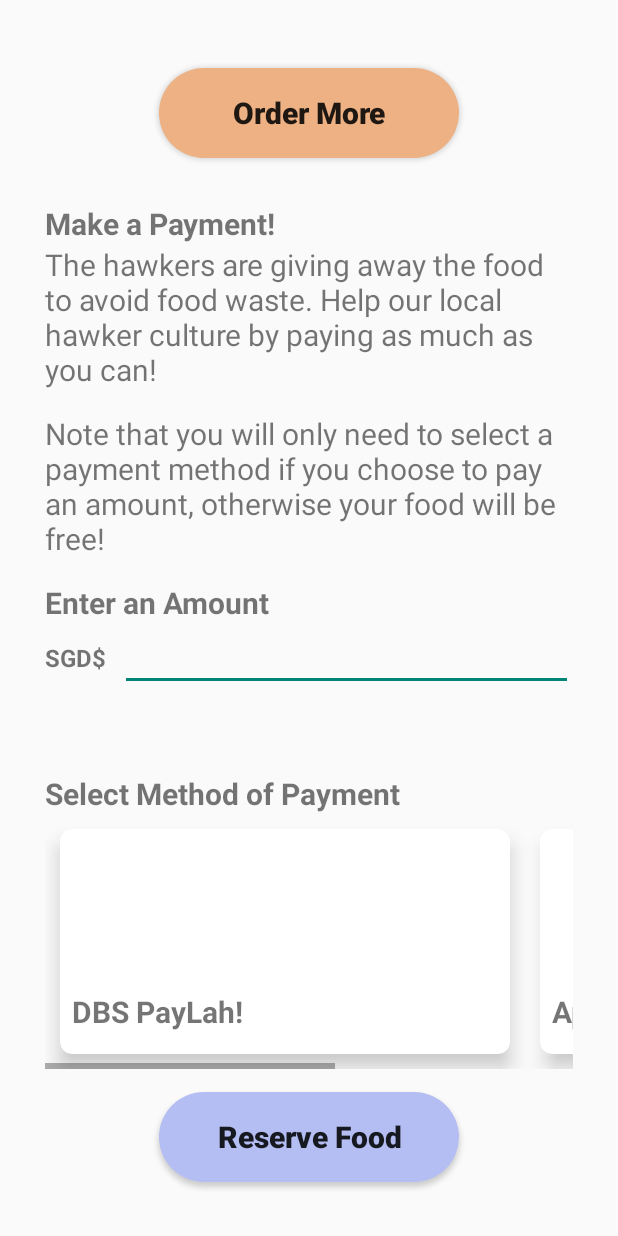
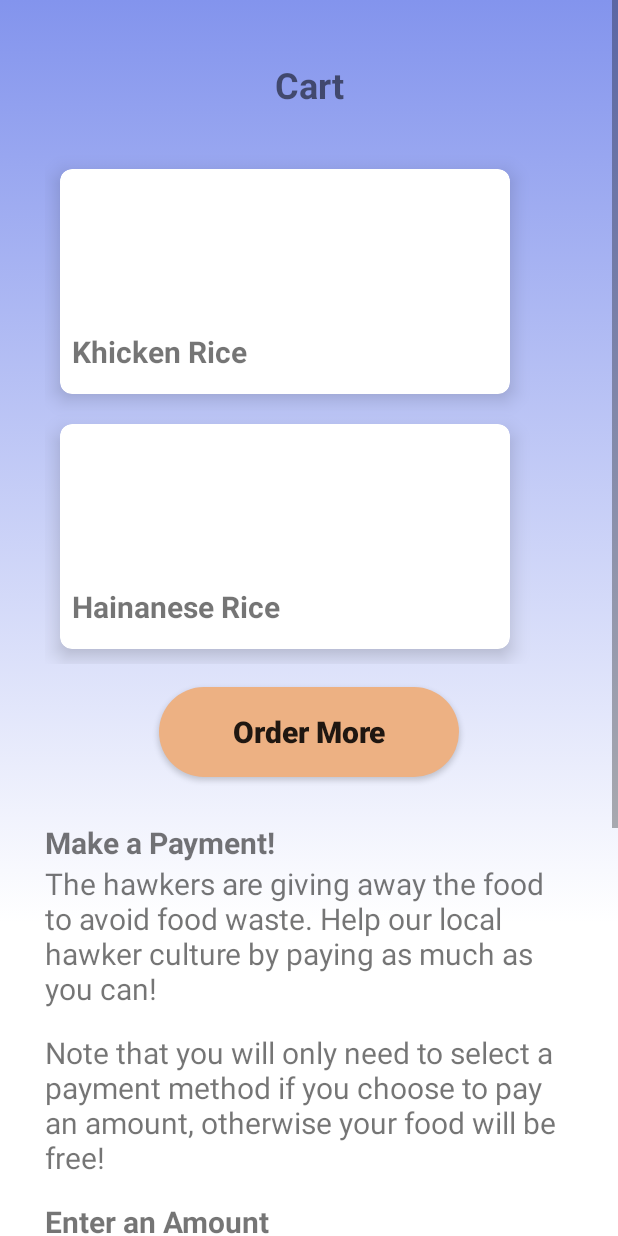
Before and after one commit to elyssatanxy/hawkergogo, an Android app: the screen it shows after launch (Cart before the commit, CartPayment after it), after a tap on "GO TO CART", on a phone screen of 412 x 824 dp. Run offline under Robolectric (Android 15) with nearby library versions, the phone set to English and light mode, and no system bars.

Commit message:
vertical scroll

```diff
--- a/app/src/main/AndroidManifest.xml
+++ b/app/src/main/AndroidManifest.xml
@@ -33,7 +33,7 @@
                 <action android:name="android.intent.action.MAIN" />
             </intent-filter>
         </activity>
-        <activity android:name=".Cart"
+        <activity android:name=".CartPayment"
             android:label="Cart"
             android:theme="@style/Theme.AppCompat.DayNight.NoActionBar">
         </activity>
--- a/app/src/main/java/com/example/hawkergogo/Cart.java
+++ /dev/null
@@ -1,64 +0,0 @@
-package com.example.hawkergogo;
-
-import android.os.Bundle;
-
-import androidx.appcompat.app.AppCompatActivity;
-import androidx.recyclerview.widget.LinearLayoutManager;
-import androidx.recyclerview.widget.RecyclerView;
-
-import java.util.ArrayList;
-
-public class Cart extends AppCompatActivity {
-    RecyclerView recyclerView;
-    RecyclerView.LayoutManager RecyclerViewLayoutManager;
-    LinearLayoutManager HorizontalLayout;
-    ArrayList<String> source;
-    Adapter adapter;
-
-    @Override
-    protected void onCreate(Bundle savedInstanceState)
-    {
-        super.onCreate(savedInstanceState);
-        setContentView(R.layout.cart);
-
-        // initialisation with id's
-        recyclerView
-                = (RecyclerView)findViewById(
-                R.id.recycler);
-        RecyclerViewLayoutManager
-                = new LinearLayoutManager(
-                getApplicationContext());
-
-        // Set LayoutManager on Recycler View
-        recyclerView.setLayoutManager(
-                RecyclerViewLayoutManager);
-
-        // Adding items to RecyclerView.
-        AddItemsToRecyclerViewArrayList();
-
-        // calling constructor of adapter
-        // with source list as a parameter
-        adapter = new Adapter(source);
-
-        // Set Horizontal Layout Manager
-        // for Recycler view
-        HorizontalLayout
-                = new LinearLayoutManager(
-                Cart.this,
-                LinearLayoutManager.HORIZONTAL,
-                false);
-        recyclerView.setLayoutManager(HorizontalLayout);
-
-        // Set adapter on recycler view
-        recyclerView.setAdapter(adapter);
-    }
-
-    // Function to add items in RecyclerView.
-    public void AddItemsToRecyclerViewArrayList()
-    {
-        // Adding items to ArrayList
-        source = new ArrayList<>();
-        source.add("DBS PayLah!");
-        source.add("Apple Pay");
-    }
-}
--- /dev/null
+++ b/app/src/main/java/com/example/hawkergogo/CartPayment.java
@@ -0,0 +1,74 @@
+package com.example.hawkergogo;
+
+import android.os.Bundle;
+
+import androidx.appcompat.app.AppCompatActivity;
+import androidx.recyclerview.widget.LinearLayoutManager;
+import androidx.recyclerview.widget.RecyclerView;
+
+import java.util.ArrayList;
+
+public class CartPayment extends AppCompatActivity {
+    RecyclerView paymentRecycler;
+    RecyclerView.LayoutManager paymentRecyclerViewLayoutManager;
+    LinearLayoutManager horizontalLayout;
+    ArrayList<String> paymentSource;
+    Adapter paymentAdapter;
+
+    RecyclerView itemsRecycler;
+    RecyclerView.LayoutManager itemsRecyclerViewLayoutManager;
+    LinearLayoutManager verticalLayout;
+    ArrayList<String> itemsSource;
+    Adapter itemsAdapter;
+
+    @Override
+    protected void onCreate(Bundle savedInstanceState) {
+        super.onCreate(savedInstanceState);
+        setContentView(R.layout.cart);
+
+        // initialisation with id's
+        paymentRecycler = (RecyclerView) findViewById(R.id.paymentRecycler);
+        paymentRecyclerViewLayoutManager = new LinearLayoutManager(getApplicationContext());
+
+        itemsRecycler = (RecyclerView) findViewById(R.id.itemsRecycler);
+        itemsRecyclerViewLayoutManager = new LinearLayoutManager(getApplicationContext());
+
+        // Set LayoutManager on Recycler View
+        paymentRecycler.setLayoutManager(paymentRecyclerViewLayoutManager);
+        itemsRecycler.setLayoutManager(itemsRecyclerViewLayoutManager);
+
+        // Adding items to RecyclerView.
+        addItemsToPaymentRecyclerViewArrayList();
+        addItemsToItemsRecyclerViewArrayList();
+
+        paymentAdapter = new Adapter(paymentSource);
+        itemsAdapter = new Adapter(itemsSource);
+
+        // Set Horizontal Layout Manager
+        // for Recycler view
+        horizontalLayout = new LinearLayoutManager(CartPayment.this, LinearLayoutManager.HORIZONTAL, false);
+        paymentRecycler.setLayoutManager(horizontalLayout);
+
+        verticalLayout = new LinearLayoutManager(CartPayment.this, LinearLayoutManager.VERTICAL, false);
+        itemsRecycler.setLayoutManager(verticalLayout);
+
+        // Set adapter on recycler view
+        paymentRecycler.setAdapter(paymentAdapter);
+        itemsRecycler.setAdapter(itemsAdapter);
+    }
+
+    // Function to add items in RecyclerView.
+    public void addItemsToPaymentRecyclerViewArrayList() {
+        // Adding items to ArrayList
+        paymentSource = new ArrayList<>();
+        paymentSource.add("DBS PayLah!");
+        paymentSource.add("Apple Pay");
+    }
+
+    public void addItemsToItemsRecyclerViewArrayList() {
+        // Adding items to ArrayList
+        itemsSource = new ArrayList<>();
+        itemsSource.add("Khicken Rice");
+        itemsSource.add("Hainanese Rice");
+    }
+}
--- a/app/src/main/java/com/example/hawkergogo/MainActivity.java
+++ b/app/src/main/java/com/example/hawkergogo/MainActivity.java
@@ -3,9 +3,7 @@ package com.example.hawkergogo;
 import androidx.appcompat.app.AppCompatActivity;
 import android.content.Intent;
 import android.os.Bundle;
-import android.os.Handler;
 import android.view.View;
-import android.widget.Button;
 
 public class MainActivity extends AppCompatActivity {
     @Override
@@ -15,7 +13,7 @@ public class MainActivity extends AppCompatActivity {
     }
 
     public void goToCart(View view) {
-        Intent intent = new Intent(MainActivity.this, Cart.class);
+        Intent intent = new Intent(MainActivity.this, CartPayment.class);
         startActivity(intent);
     }
 
--- /dev/null
+++ b/app/src/main/res/drawable/background_consumer.xml
@@ -0,0 +1,13 @@
+<?xml version="1.0" encoding="utf-8"?>
+<selector xmlns:android="http://schemas.android.com/apk/res/android">
+    <item>
+        <shape>
+            <gradient
+                android:startColor="#8394ED"
+                android:centerColor="#ffffff"
+                android:endColor="#ffffff"
+                android:type="linear"
+                android:angle="-90"/>
+        </shape>
+    </item>
+</selector>
--- a/app/src/main/res/layout/cart.xml
+++ b/app/src/main/res/layout/cart.xml
@@ -11,33 +11,47 @@
         android:orientation="vertical"
         android:layout_centerVertical="true"
         android:id="@+id/relativelayout"
-        android:layout_marginStart="30sp"
-        android:layout_marginEnd="30sp"
-        tools:context="com.example.hawkergogo.Cart">
+        android:background="@drawable/background_consumer"
+        tools:context="com.example.hawkergogo.CartPayment">
+
+        <TextView
+            android:layout_width="match_parent"
+            android:layout_height="wrap_content"
+            android:layout_marginTop="40sp"
+            android:gravity="center"
+            android:textStyle="bold"
+            android:textSize="24sp"
+            android:text="Cart" />
 
         <androidx.recyclerview.widget.RecyclerView
-            android:id="@+id/cartRecycler"
+            android:id="@+id/itemsRecycler"
             android:scrollbars="horizontal"
-            android:layout_width="wrap_content"
+            android:layout_width="match_parent"
             android:layout_height="wrap_content"
-            android:layout_marginBottom="15sp" />
+            android:layout_marginTop="30sp"
+            android:layout_marginBottom="15sp"
+            android:layout_marginStart="30sp"
+            android:layout_marginEnd="30sp" />
 
         <Button
             android:layout_width="200sp"
             android:layout_height="60sp"
-            android:layout_marginTop="30sp"
             android:layout_marginBottom="30sp"
+            android:layout_marginStart="30sp"
+            android:layout_marginEnd="30sp"
             android:layout_gravity="center"
             android:background="@drawable/rounded_button_orange"
             android:textAllCaps="false"
             android:textStyle="bold"
             android:textSize="20sp"
-            android:text="Order More"/>
+            android:text="Order More" />
 
         <TextView
             android:id="@+id/paymentHeader"
             android:layout_width="match_parent"
             android:layout_height="wrap_content"
+            android:layout_marginStart="30sp"
+            android:layout_marginEnd="30sp"
             android:text="Make a Payment!"
             android:textStyle="bold"
             android:textSize="20sp" />
@@ -47,6 +61,8 @@
             android:layout_width="match_parent"
             android:layout_height="wrap_content"
             android:layout_marginBottom="15sp"
+            android:layout_marginStart="30sp"
+            android:layout_marginEnd="30sp"
             android:textSize="20sp"
             android:text="The hawkers are giving away the food to avoid food waste. Help our local hawker culture by paying as much as you can!" />
 
@@ -55,12 +71,16 @@
             android:layout_width="match_parent"
             android:layout_height="wrap_content"
             android:layout_marginBottom="15sp"
+            android:layout_marginStart="30sp"
+            android:layout_marginEnd="30sp"
             android:textSize="20sp"
             android:text="Note that you will only need to select a payment method if you choose to pay an amount, otherwise your food will be free!" />
 
         <TextView
             android:layout_width="match_parent"
             android:layout_height="wrap_content"
+            android:layout_marginStart="30sp"
+            android:layout_marginEnd="30sp"
             android:textStyle="bold"
             android:textSize="20sp"
             android:text="Enter an Amount" />
@@ -68,11 +88,14 @@
         <LinearLayout
             android:layout_width="match_parent"
             android:layout_height="100sp"
-            android:orientation="horizontal" >
+            android:orientation="horizontal"
+            android:layout_marginStart="30sp"
+            android:layout_marginEnd="30sp">
 
             <TextView
                 android:layout_width="50sp"
                 android:layout_height="wrap_content"
+
                 android:textStyle="bold"
                 android:textSize="16sp"
                 android:text="SGD$" />
@@ -86,27 +109,33 @@
         <TextView
             android:layout_width="match_parent"
             android:layout_height="wrap_content"
+            android:layout_marginStart="30sp"
+            android:layout_marginEnd="30sp"
             android:textStyle="bold"
             android:textSize="20sp"
             android:text="Select Method of Payment" />
 
         <androidx.recyclerview.widget.RecyclerView
-            android:id="@+id/recycler"
+            android:id="@+id/paymentRecycler"
             android:scrollbars="horizontal"
             android:layout_width="wrap_content"
             android:layout_height="wrap_content"
-            android:layout_marginBottom="15sp" />
+            android:layout_marginBottom="15sp"
+            android:layout_marginStart="30sp"
+            android:layout_marginEnd="30sp" />
 
         <Button
             android:layout_width="200sp"
             android:layout_height="60sp"
             android:layout_gravity="center"
             android:layout_marginBottom="30sp"
+            android:layout_marginStart="30sp"
+            android:layout_marginEnd="30sp"
             android:background="@drawable/rounded_button_purple"
             android:textAllCaps="false"
             android:textStyle="bold"
             android:textSize="20sp"
-            android:text="Reserve Food"/>
+            android:text="Reserve Food" />
 
     </LinearLayout>
 </ScrollView>
--- /dev/null
+++ b/app/src/main/res/layout/cart_item_scroll.xml
@@ -0,0 +1,33 @@
+<?xml version="1.0" encoding="utf-8"?>
+
+<androidx.cardview.widget.CardView
+    xmlns:card_view="http://schemas.android.com/apk/res-auto"
+    xmlns:android="http://schemas.android.com/apk/res/android"
+    android:id="@+id/cardview"
+    android:layout_width="match_parent"
+    android:layout_height="150sp"
+    android:layout_margin="10dp"
+    card_view:contentPadding="8dp"
+    card_view:cardCornerRadius="8dp"
+    card_view:cardElevation="8dp"
+    >
+
+<!--    <ImageView-->
+<!--        android:id="@+id/img"-->
+<!--        android:layout_width="200dp"-->
+<!--        android:layout_height="100dp"-->
+<!--        android:layout_gravity="center"-->
+<!--        android:layout_marginTop="20dp"-->
+<!--        android:layout_marginBottom="30dp" />-->
+<!--    &lt;!&ndash;            android:src="@drawable/_023_02_19_15_37_23"&ndash;&gt;-->
+
+
+<!--    <TextView-->
+<!--        android:id="@+id/textview"-->
+<!--        android:layout_width="wrap_content"-->
+<!--        android:layout_height="wrap_content"-->
+<!--        android:layout_marginTop="100sp"-->
+<!--        android:textSize="20sp"-->
+<!--        android:textStyle="bold" />-->
+
+</androidx.cardview.widget.CardView>
--- a/app/src/main/res/layout/cart_payment_scroll.xml
+++ b/app/src/main/res/layout/cart_payment_scroll.xml
@@ -9,8 +9,7 @@
     android:layout_margin="10dp"
     card_view:contentPadding="8dp"
     card_view:cardCornerRadius="8dp"
-    card_view:cardElevation="8dp"
-    >
+    card_view:cardElevation="8dp">
 
     <ImageView
         android:id="@+id/img"
@@ -30,6 +29,4 @@
         android:textSize="20sp"
         android:textStyle="bold" />
 
-
-
 </androidx.cardview.widget.CardView>
```
